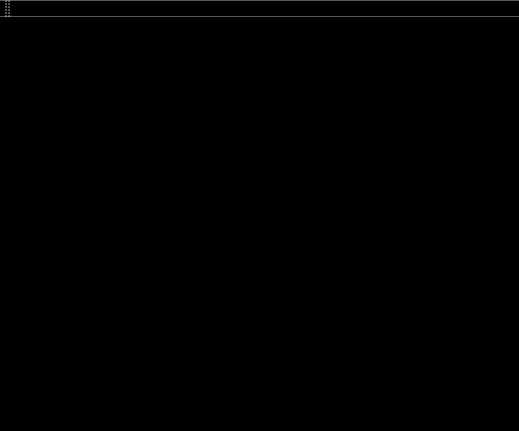
oleksandrmelnychenko/noltapp, file mainwindow.ui: the form before one commit.
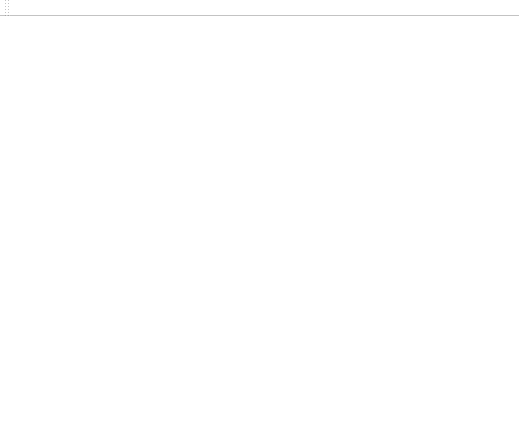
The form after the commit.

Commit message: Change: animation duration, label cursor, main window background-color

What changed in the file:
```diff
--- a/mainwindow.ui
+++ b/mainwindow.ui
@@ -20,7 +20,7 @@
    <bool>false</bool>
   </property>
   <property name="styleSheet">
-   <string notr="true">background-color : black;</string>
+   <string notr="true">background-color: white;</string>
   </property>
   <widget class="QWidget" name="centralWidget"/>
   <widget class="QMenuBar" name="menuBar">
```
The commit also changes 2 other files.
